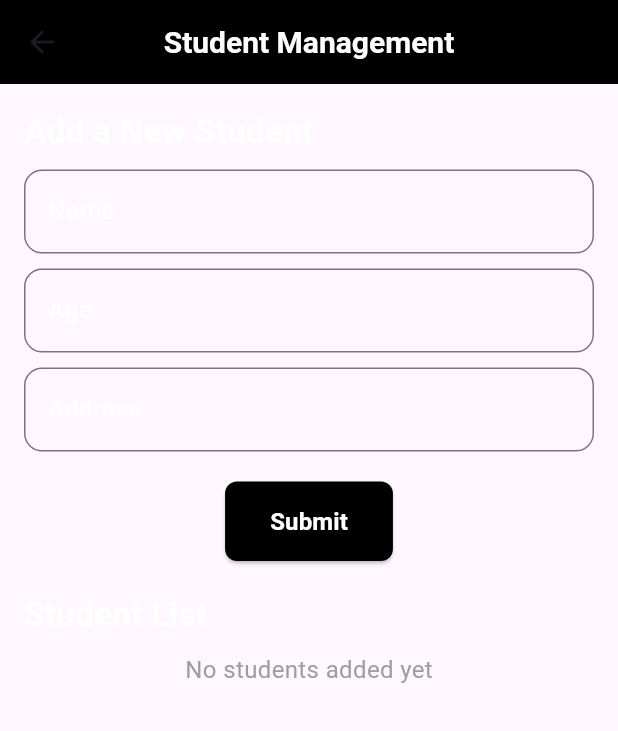
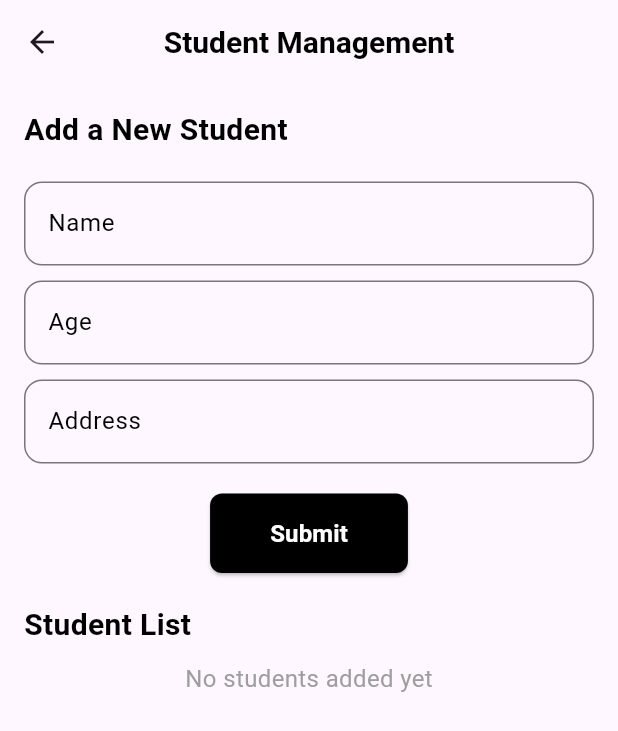
Before and after one commit to anjali7969/class_assignment2, a Flutter app: the screen it shows after launch, after a tap on "Student List", on a phone screen of 412 x 824 dp. Shown: the top 731 px of the screen. Run offline on Flutter 3.47's test engine with Material 3 defaults, Android fonts, the phone set to English and light mode, and no system bars; our stand-ins replace bloc, equatable, flutter_bloc, get_it.

Commit message:
initial commit

```diff
--- a/lib/view/dashboard_view.dart
+++ b/lib/view/dashboard_view.dart
@@ -14,20 +14,31 @@ class DashboardView extends StatelessWidget {
   @override
   Widget build(BuildContext context) {
     return Scaffold(
+      backgroundColor: const Color.fromARGB(
+          255, 241, 227, 227), // Light grey background for the entire screen
       appBar: AppBar(
         title: const Text('Dashboard'),
         centerTitle: true,
+        // backgroundColor: Colors.black, // AppBar background color (black)
+        elevation: 0, // No shadow for a cleaner look
       ),
-      body: GridView(
+      body: Padding(
+        padding: const EdgeInsets.all(16.0),
+        child: GridView(
           padding: const EdgeInsets.all(8),
           gridDelegate: const SliverGridDelegateWithFixedCrossAxisCount(
             crossAxisCount: 2,
-          crossAxisSpacing: 8,
-          mainAxisSpacing: 8,
+            crossAxisSpacing: 16,
+            mainAxisSpacing: 16,
           ),
           children: <Widget>[
             // Area of Circle Card
             Card(
+              shape: RoundedRectangleBorder(
+                borderRadius:
+                    BorderRadius.circular(12), // Rounded corners for the card
+              ),
+              elevation: 4, // Subtle shadow to make the card stand out
               child: InkWell(
                 onTap: () {
                   Navigator.push(
@@ -43,14 +54,28 @@ class DashboardView extends StatelessWidget {
                 child: Column(
                   mainAxisAlignment: MainAxisAlignment.center,
                   children: const <Widget>[
-                  Icon(Icons.circle, size: 48),
-                  Text('Area of Circle'),
+                    Icon(Icons.circle,
+                        size: 48, color: Colors.black), // Black icon color
+                    SizedBox(height: 8),
+                    Text(
+                      'Area of Circle',
+                      style: TextStyle(
+                        fontSize: 18,
+                        fontWeight: FontWeight.w500,
+                        color: Colors.black, // Black text color
+                      ),
+                    ),
                   ],
                 ),
               ),
             ),
             // Simple Interest Card
             Card(
+              shape: RoundedRectangleBorder(
+                borderRadius:
+                    BorderRadius.circular(12), // Rounded corners for the card
+              ),
+              elevation: 4, // Subtle shadow to make the card stand out
               child: InkWell(
                 onTap: () {
                   Navigator.push(
@@ -66,14 +91,28 @@ class DashboardView extends StatelessWidget {
                 child: Column(
                   mainAxisAlignment: MainAxisAlignment.center,
                   children: const <Widget>[
-                  Icon(Icons.monetization_on, size: 48),
-                  Text('Simple Interest'),
+                    Icon(Icons.monetization_on,
+                        size: 48, color: Colors.black), // Black icon color
+                    SizedBox(height: 8),
+                    Text(
+                      'Simple Interest',
+                      style: TextStyle(
+                        fontSize: 18,
+                        fontWeight: FontWeight.w500,
+                        color: Colors.black, // Black text color
+                      ),
+                    ),
                   ],
                 ),
               ),
             ),
             // Student List Card
             Card(
+              shape: RoundedRectangleBorder(
+                borderRadius:
+                    BorderRadius.circular(12), // Rounded corners for the card
+              ),
+              elevation: 4, // Subtle shadow to make the card stand out
               child: InkWell(
                 onTap: () {
                   Navigator.push(
@@ -89,14 +128,24 @@ class DashboardView extends StatelessWidget {
                 child: Column(
                   mainAxisAlignment: MainAxisAlignment.center,
                   children: const <Widget>[
-                  Icon(Icons.school, size: 48),
-                  Text('Student List'),
+                    Icon(Icons.school,
+                        size: 48, color: Colors.black), // Black icon color
+                    SizedBox(height: 8),
+                    Text(
+                      'Student List',
+                      style: TextStyle(
+                        fontSize: 18,
+                        fontWeight: FontWeight.w500,
+                        color: Colors.black, // Black text color
+                      ),
+                    ),
                   ],
                 ),
               ),
             ),
           ],
         ),
+      ),
     );
   }
 }
--- a/lib/view/student_list_view.dart
+++ b/lib/view/student_list_view.dart
@@ -37,11 +37,11 @@ class StudentViewState extends State<StudentListView> {
           style: TextStyle(
             fontWeight: FontWeight.bold,
             fontSize: 20,
-            color: Colors.white,
+            color: Colors.black,
           ),
         ),
         centerTitle: true,
-        backgroundColor: Colors.black, // Black background
+        // backgroundColor: Colors.black, // Black background
       ),
       body: Padding(
         padding: const EdgeInsets.all(16.0),
@@ -52,12 +52,12 @@ class StudentViewState extends State<StudentListView> {
               const Text(
                 'Add a New Student',
                 style: TextStyle(
-                  fontSize: 22,
+                  fontSize: 20,
                   fontWeight: FontWeight.bold,
-                  color: Colors.white, // White text
+                  color: Colors.black, // White text
                 ),
               ),
-              const SizedBox(height: 10),
+              const SizedBox(height: 20),
               Form(
                 key: _formKey2,
                 child: Column(
@@ -67,7 +67,7 @@ class StudentViewState extends State<StudentListView> {
                       decoration: InputDecoration(
                         labelText: 'Name',
                         labelStyle: const TextStyle(
-                          color: Colors.white, // White label
+                          color: Colors.black, // White label
                         ),
                         border: OutlineInputBorder(
                           borderRadius: BorderRadius.circular(12),
@@ -75,7 +75,7 @@ class StudentViewState extends State<StudentListView> {
                         focusedBorder: OutlineInputBorder(
                           borderRadius: BorderRadius.circular(12),
                           borderSide:
-                              const BorderSide(color: Colors.white, width: 2),
+                              const BorderSide(color: Colors.black, width: 2),
                         ),
                       ),
                       validator: (value) {
@@ -92,7 +92,7 @@ class StudentViewState extends State<StudentListView> {
                       decoration: InputDecoration(
                         labelText: 'Age',
                         labelStyle: const TextStyle(
-                          color: Colors.white, // White label
+                          color: Colors.black, // White label
                         ),
                         border: OutlineInputBorder(
                           borderRadius: BorderRadius.circular(12),
@@ -100,7 +100,7 @@ class StudentViewState extends State<StudentListView> {
                         focusedBorder: OutlineInputBorder(
                           borderRadius: BorderRadius.circular(12),
                           borderSide:
-                              const BorderSide(color: Colors.white, width: 2),
+                              const BorderSide(color: Colors.black, width: 2),
                         ),
                       ),
                       validator: (value) {
@@ -118,7 +118,7 @@ class StudentViewState extends State<StudentListView> {
                       decoration: InputDecoration(
                         labelText: 'Address',
                         labelStyle: const TextStyle(
-                          color: Colors.white, // White label
+                          color: Colors.black, // White label
                         ),
                         border: OutlineInputBorder(
                           borderRadius: BorderRadius.circular(12),
@@ -126,7 +126,7 @@ class StudentViewState extends State<StudentListView> {
                         focusedBorder: OutlineInputBorder(
                           borderRadius: BorderRadius.circular(12),
                           borderSide:
-                              const BorderSide(color: Colors.white, width: 2),
+                              const BorderSide(color: Colors.black, width: 2),
                         ),
                       ),
                       validator: (value) {
@@ -142,7 +142,7 @@ class StudentViewState extends State<StudentListView> {
                         backgroundColor:
                             Colors.black, // Black background for button
                         padding: const EdgeInsets.symmetric(
-                            vertical: 15, horizontal: 30),
+                            vertical: 15, horizontal: 40),
                         shape: RoundedRectangleBorder(
                           borderRadius: BorderRadius.circular(8),
                         ),
@@ -176,9 +176,9 @@ class StudentViewState extends State<StudentListView> {
               const Text(
                 'Student List',
                 style: TextStyle(
-                  fontSize: 22,
+                  fontSize: 20,
                   fontWeight: FontWeight.bold,
-                  color: Colors.white, // White text
+                  color: Colors.black, // White text
                 ),
               ),
               const SizedBox(height: 10),
@@ -200,11 +200,11 @@ class StudentViewState extends State<StudentListView> {
                           padding: const EdgeInsets.all(16),
                           decoration: BoxDecoration(
                             color:
-                                Colors.black, // Black background for each item
+                                Colors.white, // Black background for each item
                             borderRadius: BorderRadius.circular(12),
                             boxShadow: [
                               BoxShadow(
-                                color: Colors.white.withOpacity(0.3),
+                                color: Colors.black.withOpacity(0.3),
                                 blurRadius: 5,
                                 offset: const Offset(0, 3),
                               ),
@@ -222,21 +222,21 @@ class StudentViewState extends State<StudentListView> {
                                       fontSize: 18,
                                       fontWeight: FontWeight.bold,
                                       color:
-                                          Colors.white, // White text for name
+                                          Colors.black, // White text for name
                                     ),
                                   ),
                                   const SizedBox(height: 5),
                                   Text(
                                     'Age: ${student.age}',
                                     style: const TextStyle(
-                                      color: Colors.white, // White text for age
+                                      color: Colors.black, // White text for age
                                     ),
                                   ),
                                   Text(
                                     'Address: ${student.address}',
                                     style: const TextStyle(
                                       color: Colors
-                                          .white, // White text for address
+                                          .black, // White text for address
                                     ),
                                   ),
                                 ],
```
Lines whose indentation alone changed are shown as unchanged.
